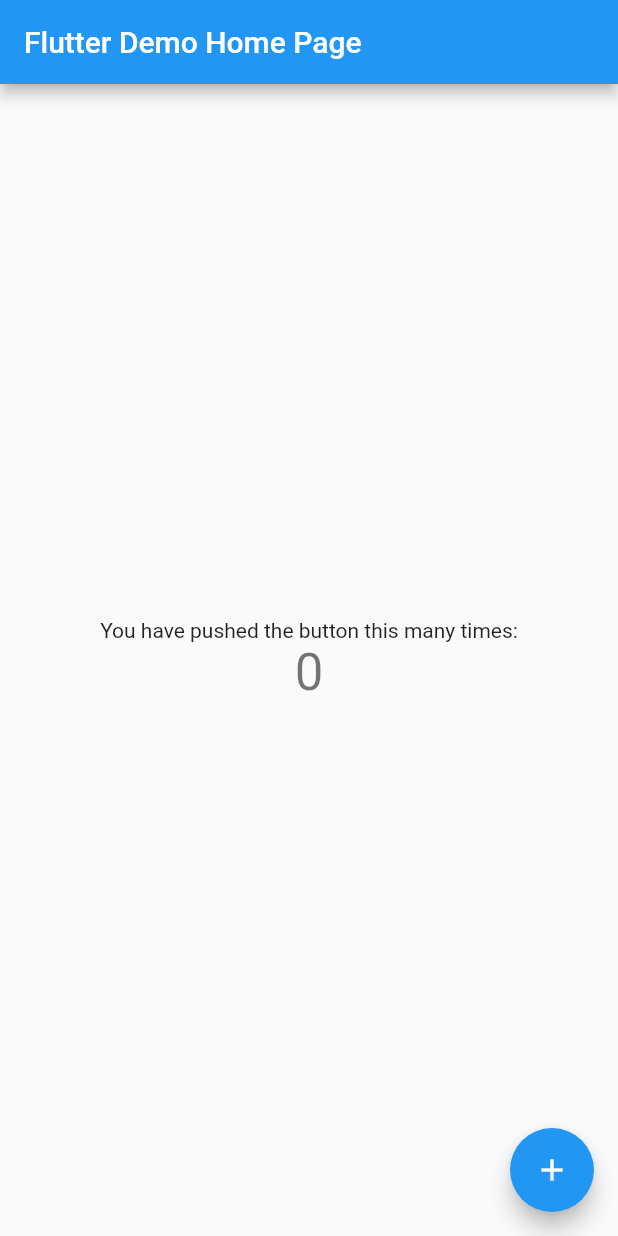
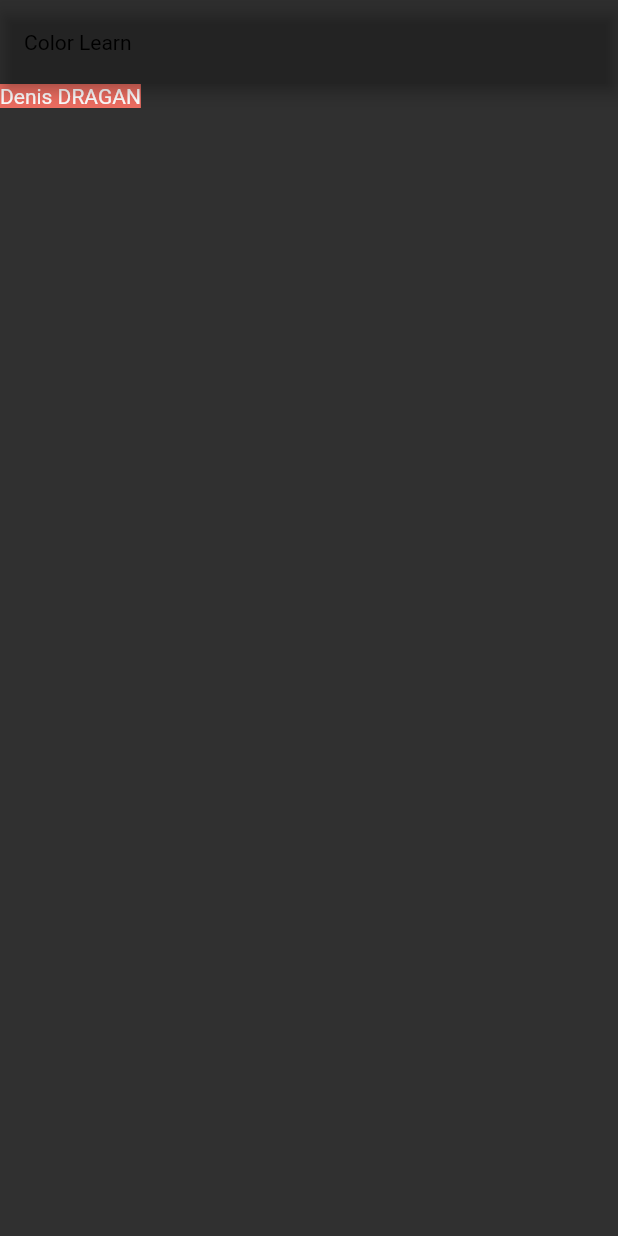
Before and after one commit to drgndenis/one_hundred_days_of_code, a Flutter app: the screen it shows after launch, on a phone screen of 412 x 824 dp. Run offline on Flutter 3.47's test engine with Material 2 defaults, Android fonts, the phone set to English and light mode, and no system bars.

Commit message:
Day-1 added

```diff
--- /dev/null
+++ b/lib/Day-1/color_learn.dart
@@ -0,0 +1,25 @@
+import 'package:flutter/material.dart';
+
+class ColorLearnView extends StatelessWidget {
+  ColorLearnView({super.key});
+  final String _appTitle = 'Color Learn';
+  final ColorsItem color = ColorsItem();
+  final String text = 'Denis DRAGAN';
+
+  @override
+  Widget build(BuildContext context) {
+    return Scaffold(
+      appBar: AppBar(
+        title: Text(_appTitle),
+      ),
+      body: Container(
+        color: color.burntSienna,
+        child: Text(text),
+      ),
+    );
+  }
+}
+
+class ColorsItem {
+  final Color burntSienna = const Color(0xffED6D61);
+}
--- a/lib/main.dart
+++ b/lib/main.dart
@@ -1,115 +1,32 @@
 import 'package:flutter/material.dart';
+import 'Day-1/appbar_learn.dart';
+import 'Day-1/button_learn.dart';
+import 'Day-1/color_learn.dart';
+import 'Day-1/container_sizedbox_learn_view.dart';
+import 'Day-1/icon_learn.dart';
+import 'Day-1/scaffold_learn.dart';
+import 'Day-1/text_learn_view.dart';
 
 void main() {
   runApp(const MyApp());
 }
 
 class MyApp extends StatelessWidget {
-  const MyApp({super.key});
-
-  // This widget is the root of your application.
-  @override
-  Widget build(BuildContext context) {
-    return MaterialApp(
-      title: 'Flutter Demo',
-      theme: ThemeData(
-        // This is the theme of your application.
-        //
-        // Try running your application with "flutter run". You'll see the
-        // application has a blue toolbar. Then, without quitting the app, try
-        // changing the primarySwatch below to Colors.green and then invoke
-        // "hot reload" (press "r" in the console where you ran "flutter run",
-        // or simply save your changes to "hot reload" in a Flutter IDE).
-        // Notice that the counter didn't reset back to zero; the application
-        // is not restarted.
-        primarySwatch: Colors.blue,
-      ),
-      home: const MyHomePage(title: 'Flutter Demo Home Page'),
-    );
-  }
-}
-
-class MyHomePage extends StatefulWidget {
-  const MyHomePage({super.key, required this.title});
-
-  // This widget is the home page of your application. It is stateful, meaning
-  // that it has a State object (defined below) that contains fields that affect
-  // how it looks.
-
-  // This class is the configuration for the state. It holds the values (in this
-  // case the title) provided by the parent (in this case the App widget) and
-  // used by the build method of the State. Fields in a Widget subclass are
-  // always marked "final".
-
-  final String title;
-
-  @override
-  State<MyHomePage> createState() => _MyHomePageState();
-}
-
-class _MyHomePageState extends State<MyHomePage> {
-  int _counter = 0;
-
-  void _incrementCounter() {
-    setState(() {
-      // This call to setState tells the Flutter framework that something has
-      // changed in this State, which causes it to rerun the build method below
-      // so that the display can reflect the updated values. If we changed
-      // _counter without calling setState(), then the build method would not be
-      // called again, and so nothing would appear to happen.
-      _counter++;
-    });
-  }
+  const MyApp({Key? key}) : super(key: key);
 
   @override
   Widget build(BuildContext context) {
-    // This method is rerun every time setState is called, for instance as done
-    // by the _incrementCounter method above.
-    //
-    // The Flutter framework has been optimized to make rerunning build methods
-    // fast, so that you can just rebuild anything that needs updating rather
-    // than having to individually change instances of widgets.
-    return Scaffold(
-      appBar: AppBar(
-        // Here we take the value from the MyHomePage object that was created by
-        // the App.build method, and use it to set our appbar title.
-        title: Text(widget.title),
-      ),
-      body: Center(
-        // Center is a layout widget. It takes a single child and positions it
-        // in the middle of the parent.
-        child: Column(
-          // Column is also a layout widget. It takes a list of children and
-          // arranges them vertically. By default, it sizes itself to fit its
-          // children horizontally, and tries to be as tall as its parent.
-          //
-          // Invoke "debug painting" (press "p" in the console, choose the
-          // "Toggle Debug Paint" action from the Flutter Inspector in Android
-          // Studio, or the "Toggle Debug Paint" command in Visual Studio Code)
-          // to see the wireframe for each widget.
-          //
-          // Column has various properties to control how it sizes itself and
-          // how it positions its children. Here we use mainAxisAlignment to
-          // center the children vertically; the main axis here is the vertical
-          // axis because Columns are vertical (the cross axis would be
-          // horizontal).
-          mainAxisAlignment: MainAxisAlignment.center,
-          children: <Widget>[
-            const Text(
-              'You have pushed the button this many times:',
-            ),
-            Text(
-              '$_counter',
-              style: Theme.of(context).textTheme.headline4,
-            ),
-          ],
-        ),
-      ),
-      floatingActionButton: FloatingActionButton(
-        onPressed: _incrementCounter,
-        tooltip: 'Increment',
-        child: const Icon(Icons.add),
-      ), // This trailing comma makes auto-formatting nicer for build methods.
-    );
+    // MaterialApp flutter projelerinin temasinin adi
+    // MaterialApp projede sadece bir kere bulunur
+    return MaterialApp(
+        title: 'Flutter Demo',
+        theme: ThemeData.dark().copyWith(
+            progressIndicatorTheme:
+                const ProgressIndicatorThemeData(color: Colors.white),
+            appBarTheme: const AppBarTheme(
+                // centerTitle: true,
+                backgroundColor: Colors.transparent,
+                titleTextStyle: TextStyle(color: Colors.black))),
+        home: ColorLearnView());
   }
 }
```
Also changed, not shown: lib/Day-1/appbar_learn.dart (added, +47 -0 lines), lib/Day-1/button_learn.dart (added, +51 -0 lines), lib/Day-1/container_sizedbox_learn_view.dart (added, +70 -0 lines), lib/Day-1/icon_learn.dart (added, +51 -0 lines), lib/Day-1/scaffold_learn.dart (added, +51 -0 lines), lib/Day-1/text_learn_view.dart (added, +76 -0 lines).
